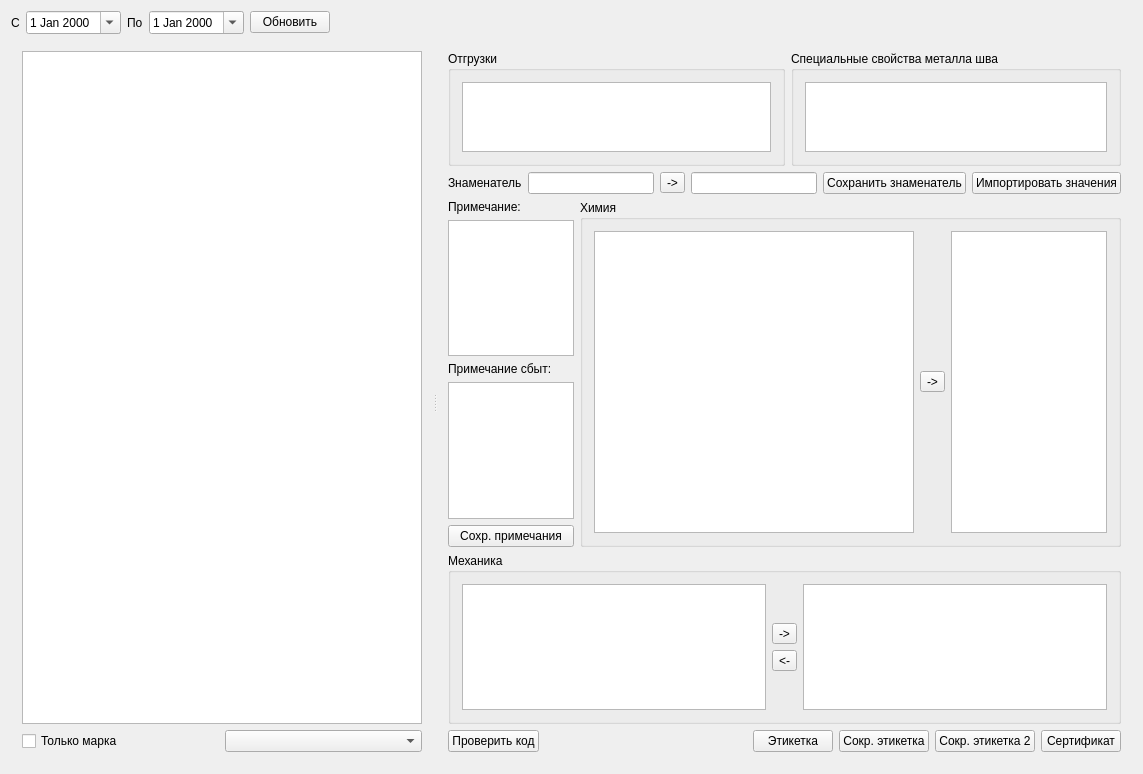
Sergeyego/el_sert, file formpart.ui: the form before one commit.
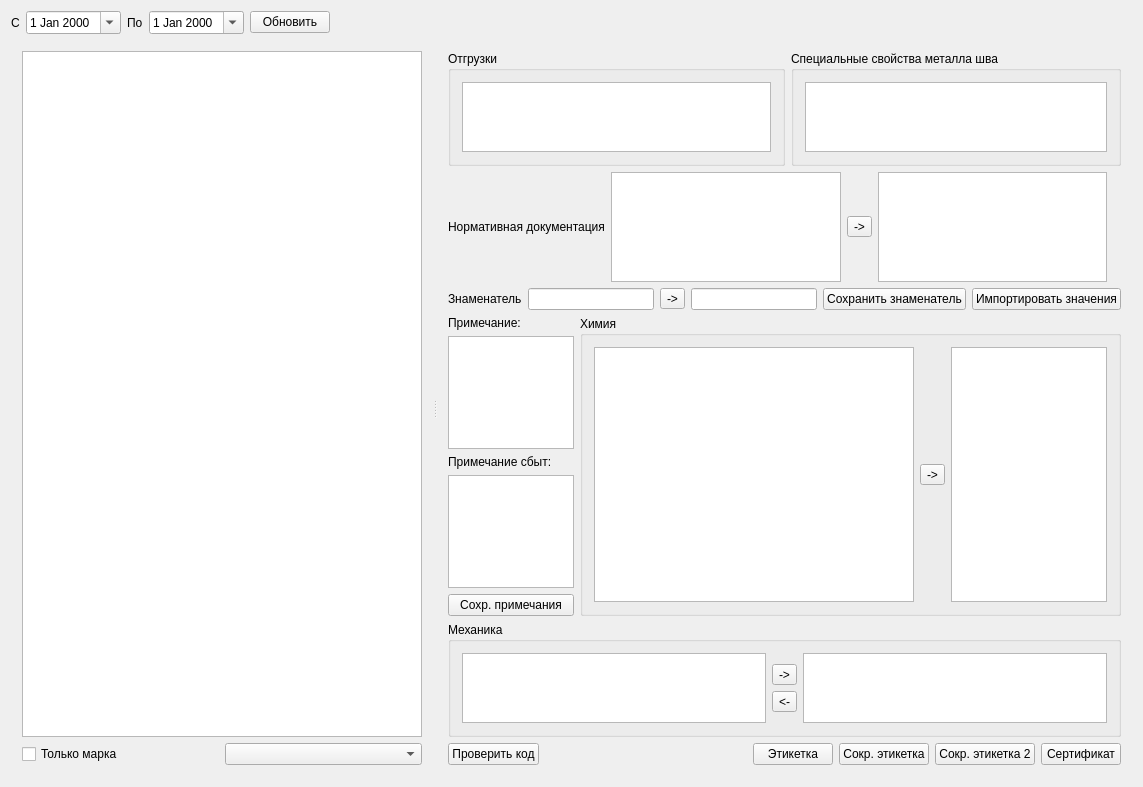
The form after the commit. Custom widgets are drawn as their Qt base class.

Commit message: Нормативная документация для сертификата и этикетки

Diff of the .ui file:
```diff
--- a/formpart.ui
+++ b/formpart.ui
@@ -147,6 +147,81 @@
          </item>
         </layout>
        </item>
+       <item>
+        <layout class="QHBoxLayout" name="horizontalLayout_2">
+         <item>
+          <widget class="QLabel" name="label_6">
+           <property name="text">
+            <string>Нормативная документация</string>
+           </property>
+          </widget>
+         </item>
+         <item>
+          <widget class="DbViewer" name="tableViewSrcGost">
+           <property name="minimumSize">
+            <size>
+             <width>0</width>
+             <height>110</height>
+            </size>
+           </property>
+           <property name="maximumSize">
+            <size>
+             <width>16777215</width>
+             <height>110</height>
+            </size>
+           </property>
+           <property name="editTriggers">
+            <set>QAbstractItemView::NoEditTriggers</set>
+           </property>
+           <attribute name="horizontalHeaderVisible">
+            <bool>false</bool>
+           </attribute>
+           <attribute name="verticalHeaderVisible">
+            <bool>false</bool>
+           </attribute>
+          </widget>
+         </item>
+         <item>
+          <widget class="QToolButton" name="toolButtonCopyGost">
+           <property name="text">
+            <string>-&gt;</string>
+           </property>
+          </widget>
+         </item>
+         <item>
+          <widget class="DbViewer" name="tableViewGost">
+           <property name="minimumSize">
+            <size>
+             <width>0</width>
+             <height>110</height>
+            </size>
+           </property>
+           <property name="maximumSize">
+            <size>
+             <width>16777215</width>
+             <height>110</height>
+            </size>
+           </property>
+           <attribute name="horizontalHeaderVisible">
+            <bool>false</bool>
+           </attribute>
+          </widget>
+         </item>
+         <item>
+          <spacer name="horizontalSpacer">
+           <property name="orientation">
+            <enum>Qt::Horizontal</enum>
+           </property>
+           <property name="sizeHint" stdset="0">
+            <size>
+             <width>40</width>
+             <height>20</height>
+            </size>
+           </property>
+          </spacer>
+         </item>
+        </layout>
+       </item>
        <item>
         <layout class="QHBoxLayout" name="horizontalLayout_10">
          <item>
```
The commit also changes 6 other files.
